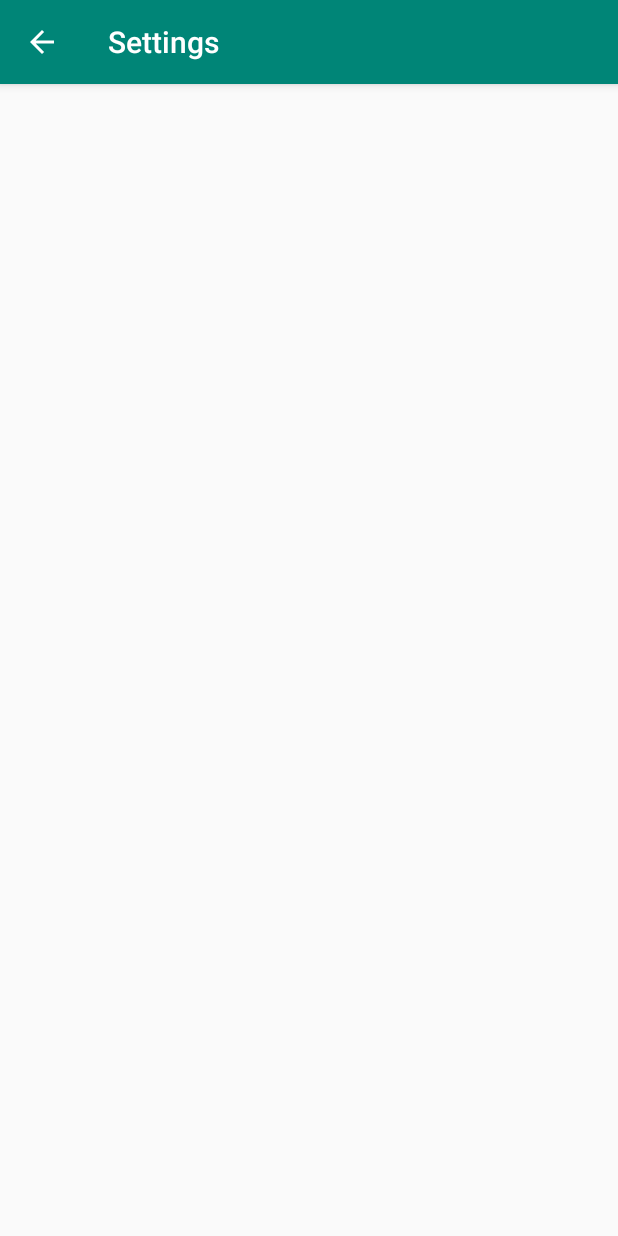
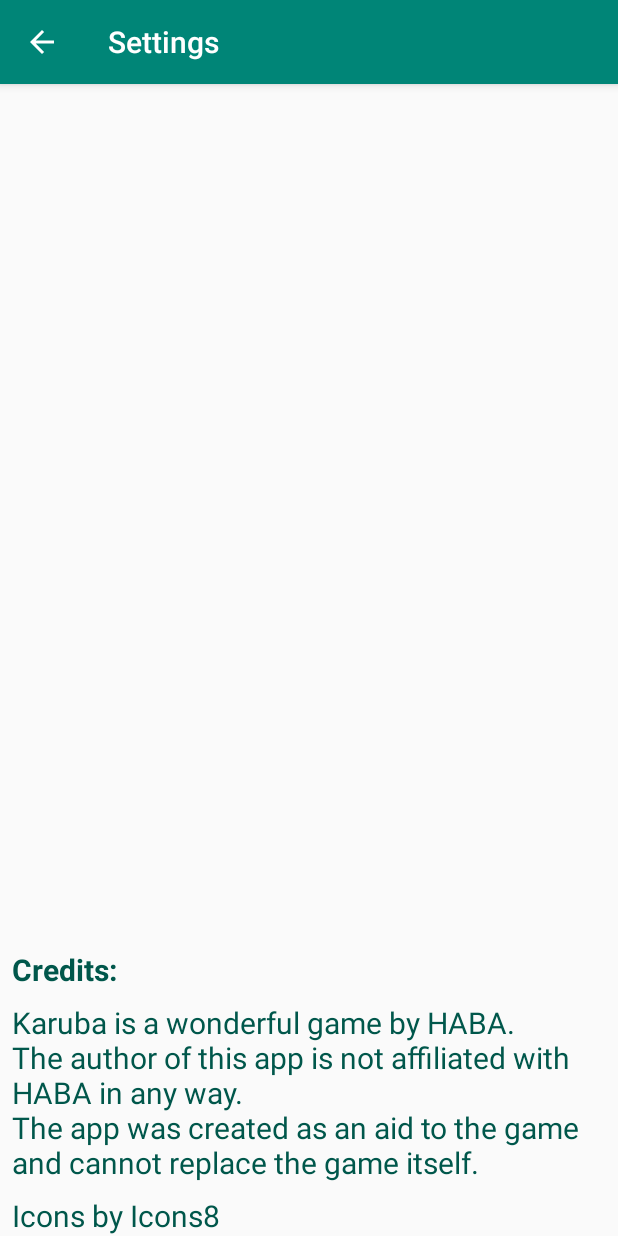
Before and after one commit to zipo13/Karuba, an Android app: the KarubaPrefActivity screen opened directly, with no data from a screen before it, on a phone screen of 412 x 824 dp. Run offline under Robolectric (Android 15) with nearby library versions, the phone set to English and light mode, and no system bars; our stand-ins replace androidx.preference; 1 statement that could not run was skipped.

Commit message:
Added credits to icons8 and HABA

```diff
--- a/app/src/main/res/layout/settings_activity.xml
+++ b/app/src/main/res/layout/settings_activity.xml
@@ -1,9 +1,55 @@
-<LinearLayout xmlns:android="http://schemas.android.com/apk/res/android"
+<androidx.constraintlayout.widget.ConstraintLayout xmlns:android="http://schemas.android.com/apk/res/android"
+    xmlns:app="http://schemas.android.com/apk/res-auto"
+    xmlns:tools="http://schemas.android.com/tools"
     android:layout_width="match_parent"
     android:layout_height="match_parent">
 
     <FrameLayout
         android:id="@+id/settings"
         android:layout_width="match_parent"
-        android:layout_height="match_parent" />
-</LinearLayout>
+        android:layout_height="wrap_content"
+        app:layout_constraintEnd_toEndOf="parent"
+        app:layout_constraintStart_toStartOf="parent"
+        app:layout_constraintTop_toTopOf="parent" />
+
+
+
+    <TextView
+        android:id="@+id/title"
+        android:layout_width="wrap_content"
+        android:layout_height="wrap_content"
+        android:layout_marginStart="8dp"
+        android:layout_marginLeft="8dp"
+        android:layout_marginBottom="8dp"
+        android:text="@string/credits"
+        app:layout_constraintBottom_toTopOf="@+id/haba_txt"
+        app:layout_constraintStart_toStartOf="parent"
+        android:textStyle="bold"
+        style="@style/GreenText"/>
+
+    <TextView
+        android:id="@+id/haba_txt"
+        android:layout_width="wrap_content"
+        android:layout_height="wrap_content"
+        android:layout_marginStart="8dp"
+        android:layout_marginLeft="8dp"
+        android:layout_marginBottom="8dp"
+        android:text="@string/haba"
+        app:layout_constraintBottom_toTopOf="@+id/icons_txt"
+        app:layout_constraintStart_toStartOf="parent"
+        style="@style/GreenText"/>
+
+    <TextView
+        android:id="@+id/icons_txt"
+        android:layout_width="wrap_content"
+        android:layout_height="wrap_content"
+        android:layout_gravity="bottom"
+        android:layout_marginStart="8dp"
+        android:layout_marginLeft="8dp"
+        android:layout_marginEnd="8dp"
+        android:layout_marginRight="8dp"
+        android:text="@string/icons_by"
+        app:layout_constraintBottom_toBottomOf="parent"
+        app:layout_constraintStart_toStartOf="parent"
+        style="@style/GreenText"/>
+</androidx.constraintlayout.widget.ConstraintLayout>
--- a/app/src/main/res/values/strings.xml
+++ b/app/src/main/res/values/strings.xml
@@ -15,5 +15,8 @@
     <string name="pref_key_chime_on_gem" translatable="false">key_chime</string>
     <string name="chime">Chime</string>
     <string name="chime_on_gem">Chime for a tile with a gem</string>
+    <string name="icons_by">Icons by Icons8</string>
+    <string name="credits">Credits:</string>
+    <string name="haba">Karuba is a wonderful game by HABA.\nThe author of this app is not affiliated with HABA in any way.\nThe app was created as an aid to the game and cannot replace the game itself.</string>
 
 </resources>
--- a/app/src/main/res/values/styles.xml
+++ b/app/src/main/res/values/styles.xml
@@ -14,4 +14,10 @@
         <item name="windowActionBar">false</item>
     </style>
 
+    <style name="GreenText" parent="TextAppearance.AppCompat">
+        <item name="android:textColor">@color/colorPrimaryDark</item>
+        <item name="android:textSize">20sp</item>
+    </style>
+
+
 </resources>
```
